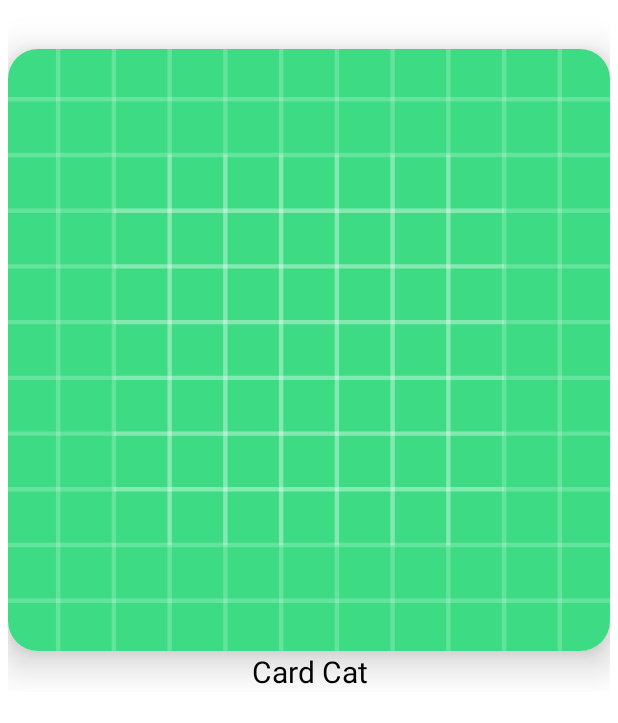
After one commit to mayco001/Cat-Mvvm, an Android app: the layout cat_layout.xml on its own in the app's theme, with its tools: preview values and no code run, on a phone screen of 412 x 824 dp. The commit adds this screen. Shown: the top 723 px of the screen. Run offline under Robolectric (Android 15) with nearby library versions, the phone set to English and light mode, and no system bars.

Commit message:
Criado o layout

```diff
--- a/app/build.gradle
+++ b/app/build.gradle
@@ -18,6 +18,7 @@ android {
 
     buildFeatures {
         dataBinding = true
+        viewBinding true
     }
 
     buildTypes {
@@ -41,6 +42,9 @@ dependencies {
     implementation 'androidx.appcompat:appcompat:1.4.0'
     implementation 'com.google.android.material:material:1.4.0'
     implementation 'androidx.constraintlayout:constraintlayout:2.1.2'
+    implementation 'androidx.legacy:legacy-support-v4:1.0.0'
+    implementation 'androidx.navigation:navigation-fragment-ktx:2.3.5'
+    implementation 'androidx.navigation:navigation-ui-ktx:2.3.5'
     testImplementation 'junit:junit:4.+'
     androidTestImplementation 'androidx.test.ext:junit:1.1.3'
     androidTestImplementation 'androidx.test.espresso:espresso-core:3.4.0'
--- /dev/null
+++ b/app/src/main/java/com/mayco/catmvvm/model/cat.kt
@@ -0,0 +1,5 @@
+package com.mayco.catmvvm.model
+
+data class cat(
+    var id: String
+)
--- /dev/null
+++ b/app/src/main/res/layout/cat_layout.xml
@@ -0,0 +1,60 @@
+<?xml version="1.0" encoding="utf-8"?>
+<androidx.constraintlayout.widget.ConstraintLayout xmlns:android="http://schemas.android.com/apk/res/android"
+    xmlns:app="http://schemas.android.com/apk/res-auto"
+    android:layout_width="match_parent"
+    android:layout_height="wrap_content"
+    android:layout_margin="5dp">
+
+    <androidx.cardview.widget.CardView
+        android:id="@+id/card"
+        android:layout_width="match_parent"
+        android:layout_height="wrap_content"
+        app:cardCornerRadius="20dp"
+        app:cardElevation="15dp"
+        app:cardPreventCornerOverlap="false"
+        app:layout_constraintBottom_toBottomOf="parent"
+        app:layout_constraintEnd_toEndOf="parent"
+        app:layout_constraintStart_toStartOf="parent"
+        app:layout_constraintTop_toTopOf="parent">
+
+
+        <ImageView
+            android:id="@+id/catfoto"
+            android:layout_width="match_parent"
+            android:layout_height="wrap_content"
+            android:layout_margin="0dp"
+            android:adjustViewBounds="true"
+            android:padding="0dp"
+            android:scaleType="fitXY"
+            android:src="@drawable/ic_launcher_background"
+            app:layout_constraintLeft_toLeftOf="parent"
+            app:layout_constraintRight_toRightOf="parent"
+            app:layout_constraintTop_toTopOf="parent" />
+
+
+    </androidx.cardview.widget.CardView>
+
+    <androidx.cardview.widget.CardView
+        android:layout_width="match_parent"
+        android:layout_height="wrap_content"
+        app:cardCornerRadius="2dp"
+        app:cardElevation="1dp"
+        app:cardPreventCornerOverlap="false"
+        app:layout_constraintEnd_toEndOf="parent"
+        app:layout_constraintStart_toStartOf="parent"
+        app:layout_constraintTop_toBottomOf="@+id/card">
+
+        <TextView
+            android:id="@+id/title"
+            android:layout_width="match_parent"
+            android:layout_height="wrap_content"
+            android:gravity="center"
+            android:text="Card Cat"
+            android:textColor="#000"
+            android:textSize="20sp"
+            app:layout_constraintLeft_toLeftOf="parent"
+            app:layout_constraintRight_toRightOf="parent" />
+    </androidx.cardview.widget.CardView>
+
+
+</androidx.constraintlayout.widget.ConstraintLayout>
--- /dev/null
+++ b/app/src/main/res/values-land/dimens.xml
@@ -0,0 +1,3 @@
+<resources>
+        <dimen name="fab_margin">48dp</dimen>
+    </resources>
--- /dev/null
+++ b/app/src/main/res/values-w1240dp/dimens.xml
@@ -0,0 +1,3 @@
+<resources>
+        <dimen name="fab_margin">200dp</dimen>
+    </resources>
--- /dev/null
+++ b/app/src/main/res/values-w600dp/dimens.xml
@@ -0,0 +1,3 @@
+<resources>
+        <dimen name="fab_margin">48dp</dimen>
+    </resources>
--- /dev/null
+++ b/app/src/main/res/values/dimens.xml
@@ -0,0 +1,3 @@
+<resources>
+        <dimen name="fab_margin">16dp</dimen>
+    </resources>
--- a/app/src/main/res/values/themes.xml
+++ b/app/src/main/res/values/themes.xml
@@ -13,4 +13,10 @@
         <item name="android:statusBarColor" tools:targetApi="l">?attr/colorPrimaryVariant</item>
         <!-- Customize your theme here. -->
     </style>
+    <style name="Theme.CatMvvm.NoActionBar">
+        <item name="windowActionBar">false</item>
+        <item name="windowNoTitle">true</item>
+    </style>
+    <style name="Theme.CatMvvm.AppBarOverlay" parent="ThemeOverlay.AppCompat.Dark.ActionBar" />
+    <style name="Theme.CatMvvm.PopupOverlay" parent="ThemeOverlay.AppCompat.Light" />
 </resources>
```
Also changed, not shown: app/src/main/AndroidManifest.xml (+8 -3 lines), app/src/main/java/com/mayco/catmvvm/adapter/CatsAdapter.kt (added, +76 -0 lines), app/src/main/java/com/mayco/catmvvm/ui/HomeActivity.kt (+18 -6 lines), app/src/main/res/layout/activity_home.xml (+9 -14 lines), app/src/main/res/navigation/nav_graph.xml (added, +28 -0 lines), app/src/main/res/values/strings.xml (+11 -0 lines).
